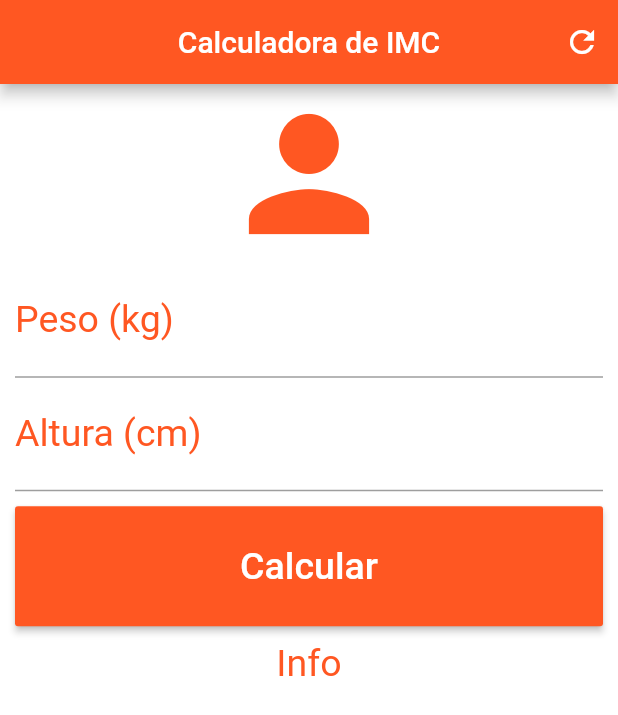
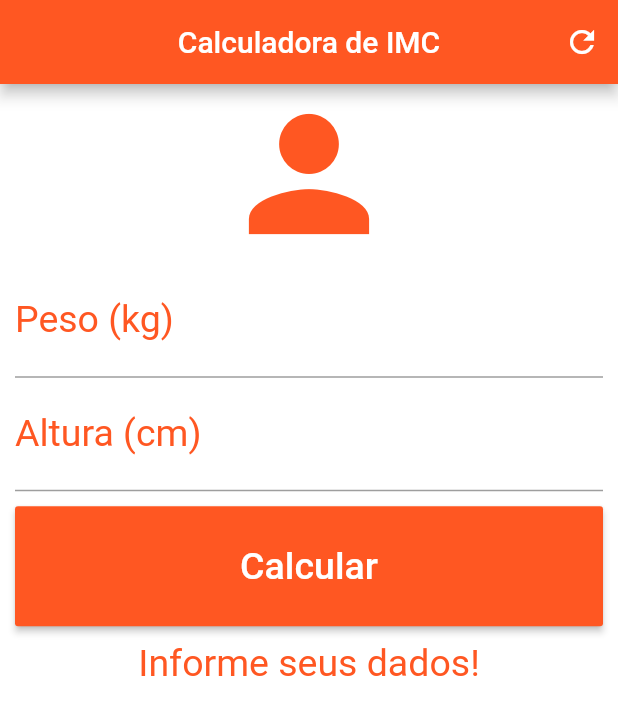
Before and after one commit to leordrigues/contador_Imac, a Flutter app: the screen it shows after launch, after a tap on "Calcular", on a phone screen of 412 x 824 dp. Shown: the top 715 px of the screen. Run offline on Flutter 3.47's test engine with Material 2 defaults, Android fonts, the phone set to English and light mode, and no system bars.

Commit message:
Commit diario

```diff
--- a/lib/main.dart
+++ b/lib/main.dart
@@ -12,6 +12,40 @@ class Home extends StatefulWidget {
 }
 
 class _HomeState extends State<Home> {
+  TextEditingController weightController = TextEditingController();
+  TextEditingController heightController = TextEditingController();
+
+  String _infoText = "Informe seus dados!";
+
+  void _resertFiekds() {
+    weightController.text = "";
+    heightController.text = "";
+    _infoText = "Informe seus dados!";
+  }
+
+  void _calculate() {
+    setState(() {
+      double weight = double.parse(weightController.text);
+      double height = double.parse(heightController.text) / 100;
+      double imc = weight / (height * height);
+      print(imc);
+      if (imc < 18.6) {
+        _infoText = "Abaixo do Peso (${imc.toStringAsPrecision(3)})";
+      } else if (imc >= 18.6 && imc < 24.9){
+        _infoText = "Peso Ideal (${imc.toStringAsPrecision(3)})";
+      } else if (imc >= 24.9 && imc < 29.9){
+        _infoText = "Levemente Acima do Peso (${imc.toStringAsPrecision(3)})";
+      } else if (imc >= 29.9 && imc < 34.9){
+        _infoText = "Obesidade Grau I (${imc.toStringAsPrecision(3)})";
+      } else if (imc >= 34.9 && imc < 39.9){
+        _infoText = "Obesidade Grau I(${imc.toStringAsPrecision(3)})";
+      } else if (imc >= 40){
+        _infoText = "Obesidade Grau III (${imc.toStringAsPrecision(4)})";
+      }
+    });
+
+  }
+
   @override
   Widget build(BuildContext context) {
     return Scaffold(
@@ -22,7 +56,7 @@ class _HomeState extends State<Home> {
           actions: <Widget>[
             IconButton(
               icon: Icon(Icons.refresh),
-              onPressed: () {},
+              onPressed: _resertFiekds,
             )
           ],
         ),
@@ -40,6 +74,7 @@ class _HomeState extends State<Home> {
                     labelStyle: TextStyle(color: Colors.deepOrange)),
                 textAlign: TextAlign.center,
                 style: TextStyle(color: Colors.deepOrange, fontSize: 25.0),
+                controller: weightController,
               ),
               TextField(
                 keyboardType: TextInputType.number,
@@ -48,13 +83,14 @@ class _HomeState extends State<Home> {
                     labelStyle: TextStyle(color: Colors.deepOrange)),
                 textAlign: TextAlign.center,
                 style: TextStyle(color: Colors.deepOrange, fontSize: 25.0),
+                controller: heightController,
               ),
               Padding(
                 padding: EdgeInsets.only(top: 10.0, bottom: 10.0),
                 child: Container(
                   height: 80.0,
                   child: RaisedButton(
-                  onPressed: () {},
+                    onPressed: _calculate,
                     child: Text(
                       "Calcular",
                       style: TextStyle(color: Colors.white, fontSize: 25.0),
@@ -62,10 +98,9 @@ class _HomeState extends State<Home> {
                     color: Colors.deepOrange,
                   ),
                 ),
-            )
-            ,
+              ),
               Text(
-                "Info",
+                _infoText,
                 textAlign: TextAlign.center,
                 style: TextStyle(color: Colors.deepOrange, fontSize: 25.0),
               )
```
Lines whose indentation alone changed are shown as unchanged.
